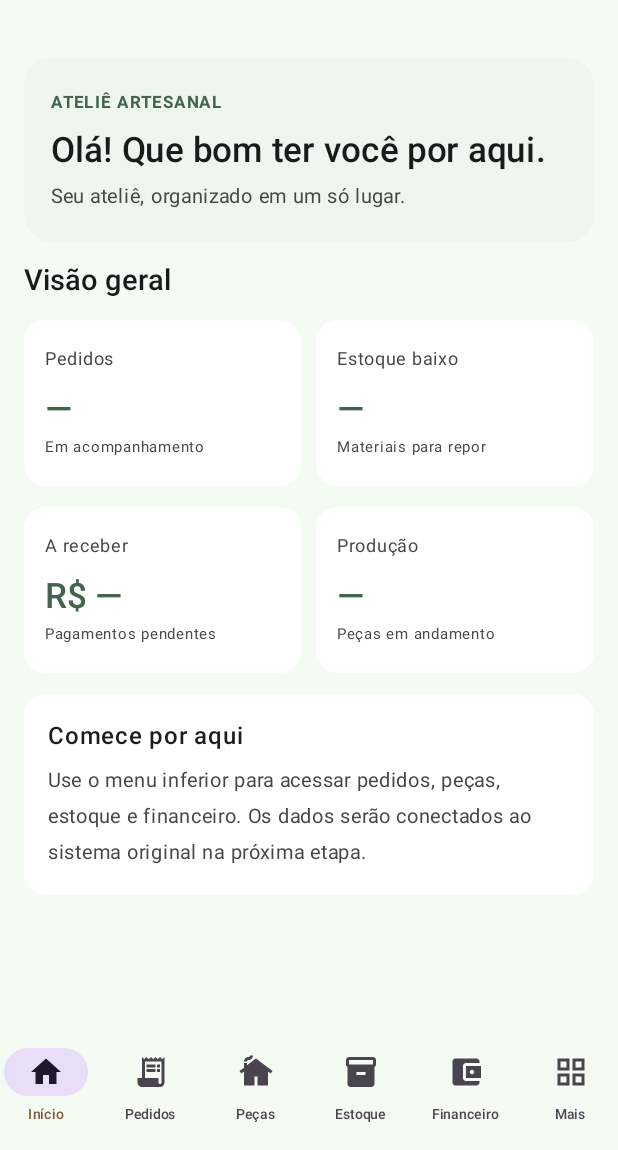
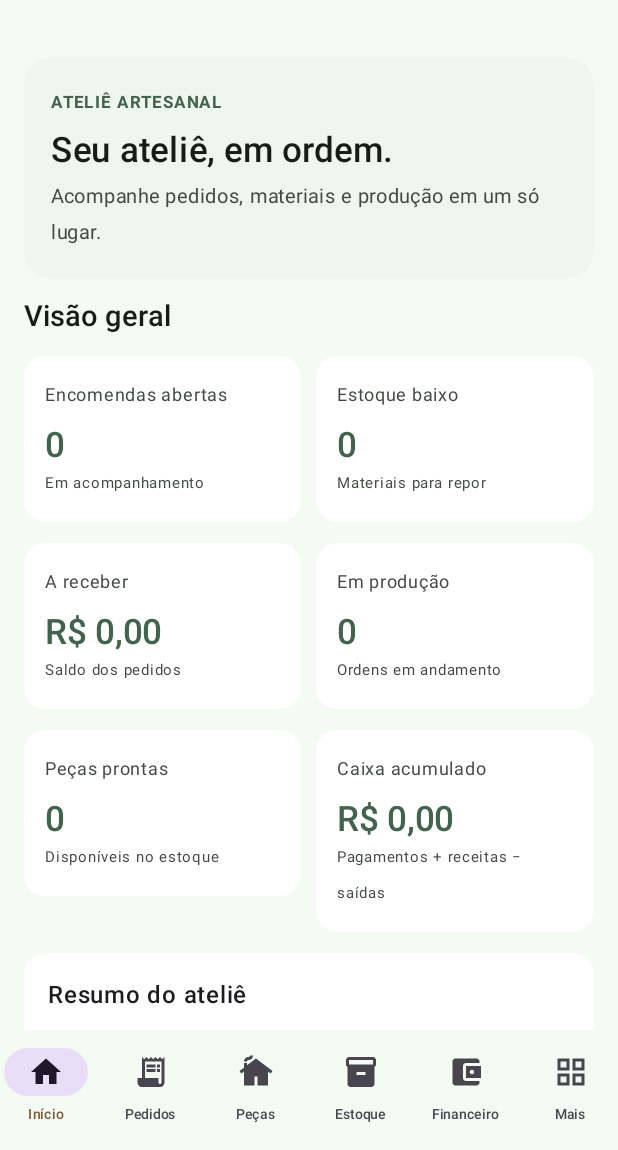
Before and after one commit to anderfc22/Ateliecroche, an Android app built with Jetpack Compose: the screen it shows after launch (MainActivity), on a phone screen of 412 x 824 dp, the part 86-1236 px from its top. Run offline under Robolectric (Android 15) with nearby library versions, the phone set to English and light mode, and no system bars.

Commit message:
Show real local atelier indicators on dashboard

```diff
--- a/app/src/main/java/com/lelecroche/app/MainActivity.kt
+++ b/app/src/main/java/com/lelecroche/app/MainActivity.kt
@@ -107,6 +107,17 @@ private fun LeleCrocheApp() {
 
 @Composable
 private fun HomeScreen(modifier: Modifier = Modifier) {
+    val context = androidx.compose.ui.platform.LocalContext.current
+    val db = remember { AppDatabase(context.applicationContext) }
+    val openOrders = db.scalar("SELECT COUNT(*) FROM orders WHERE status='aberto'").toInt()
+    val requests = db.scalar("SELECT COUNT(*) FROM orders WHERE status='solicitado'").toInt()
+    val lowMaterials = db.scalar("SELECT COUNT(*) FROM materials WHERE active=1 AND min_stock>0 AND stock<=min_stock").toInt()
+    val production = db.scalar("SELECT COUNT(*) FROM production_orders WHERE status IN ('fila','andamento','acabamento')").toInt()
+    val readyPieces = db.scalar("SELECT COALESCE(SUM(stock),0) FROM products WHERE active=1")
+    val receivable = db.scalar("SELECT COALESCE(SUM(MAX(o.total-COALESCE((SELECT SUM(p.amount) FROM payments p WHERE p.order_id=o.id),0),0)),0) FROM orders o WHERE o.status NOT IN ('cancelado','solicitado')")
+    val cashIn = db.scalar("SELECT COALESCE(SUM(amount),0) FROM payments") + db.scalar("SELECT COALESCE(SUM(amount),0) FROM incomes")
+    val cashOut = db.scalar("SELECT COALESCE(SUM(total_cost),0) FROM purchases") + db.scalar("SELECT COALESCE(SUM(amount),0) FROM expenses")
+    val cash = cashIn - cashOut
     LazyColumn(modifier.fillMaxSize(), contentPadding = PaddingValues(16.dp), verticalArrangement = Arrangement.spacedBy(14.dp)) {
         item {
             Column(
@@ -114,28 +125,43 @@ private fun HomeScreen(modifier: Modifier = Modifier) {
                 verticalArrangement = Arrangement.spacedBy(6.dp)
             ) {
                 Text("ATELIÊ ARTESANAL", color = PrimaryGreen, fontSize = 11.sp, fontWeight = FontWeight.Bold, letterSpacing = 1.sp)
-                Text("Olá! Que bom ter você por aqui.", color = TextDark, fontSize = 23.sp, fontWeight = FontWeight.SemiBold)
-                Text("Seu ateliê, organizado em um só lugar.", color = Muted, fontSize = 13.sp)
+                Text("Seu ateliê, em ordem.", color = TextDark, fontSize = 23.sp, fontWeight = FontWeight.SemiBold)
+                Text("Acompanhe pedidos, materiais e produção em um só lugar.", color = Muted, fontSize = 13.sp)
             }
         }
         item { Text("Visão geral", fontSize = 19.sp, fontWeight = FontWeight.SemiBold, color = TextDark) }
         item {
             Row(horizontalArrangement = Arrangement.spacedBy(10.dp)) {
-                MetricCard("Pedidos", "—", "Em acompanhamento", Modifier.weight(1f))
-                MetricCard("Estoque baixo", "—", "Materiais para repor", Modifier.weight(1f))
+                MetricCard("Encomendas abertas", openOrders.toString(), "Em acompanhamento", Modifier.weight(1f))
+                MetricCard("Estoque baixo", lowMaterials.toString(), "Materiais para repor", Modifier.weight(1f))
             }
         }
         item {
             Row(horizontalArrangement = Arrangement.spacedBy(10.dp)) {
-                MetricCard("A receber", "R$ —", "Pagamentos pendentes", Modifier.weight(1f))
-                MetricCard("Produção", "—", "Peças em andamento", Modifier.weight(1f))
+                MetricCard("A receber", "R$ " + String.format(java.util.Locale("pt","BR"), "%.2f", receivable), "Saldo dos pedidos", Modifier.weight(1f))
+                MetricCard("Em produção", production.toString(), "Ordens em andamento", Modifier.weight(1f))
+            }
+        }
+        item {
+            Row(horizontalArrangement = Arrangement.spacedBy(10.dp)) {
+                MetricCard("Peças prontas", String.format(java.util.Locale("pt","BR"), "%.0f", readyPieces), "Disponíveis no estoque", Modifier.weight(1f))
+                MetricCard("Caixa acumulado", "R$ " + String.format(java.util.Locale("pt","BR"), "%.2f", cash), "Pagamentos + receitas − saídas", Modifier.weight(1f))
+            }
+        }
+        if (requests > 0 || lowMaterials > 0) {
+            item {
+                Column(Modifier.fillMaxWidth().background(CardWhite, RoundedCornerShape(14.dp)).padding(16.dp), verticalArrangement = Arrangement.spacedBy(8.dp)) {
+                    Text("Atenção", fontWeight = FontWeight.SemiBold, fontSize = 16.sp)
+                    if (requests > 0) Text("$requests pedido(s) do catálogo aguardando confirmação", color = Terracotta, fontSize = 13.sp)
+                    if (lowMaterials > 0) Text("$lowMaterials material(is) com estoque baixo", color = Terracotta, fontSize = 13.sp)
+                }
             }
         }
         item {
             Column(Modifier.fillMaxWidth().background(CardWhite, RoundedCornerShape(14.dp)).padding(16.dp)) {
-                Text("Comece por aqui", fontWeight = FontWeight.SemiBold, fontSize = 16.sp)
+                Text("Resumo do ateliê", fontWeight = FontWeight.SemiBold, fontSize = 16.sp)
                 Spacer(Modifier.height(6.dp))
-                Text("Use o menu inferior para acessar pedidos, peças, estoque e financeiro. Os dados serão conectados ao sistema original na próxima etapa.", color = Muted, fontSize = 13.sp)
+                Text("$openOrders encomenda(s) abertas · $production ordem(ns) em produção · $readyPieces peça(s) prontas.", color = Muted, fontSize = 13.sp)
             }
         }
     }
```
